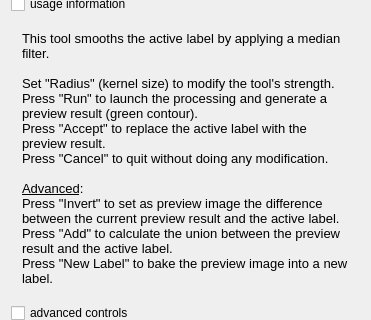
Before: the Qt Designer form Modules/SegmentationUI/Qmitk/QmitkMedianTool3DGUIControls.ui in MITK/MITK, drawn with Qt 5; both pictures show x 0 to 371 and y 98 to 418 of the 371 by 556 pixel window.
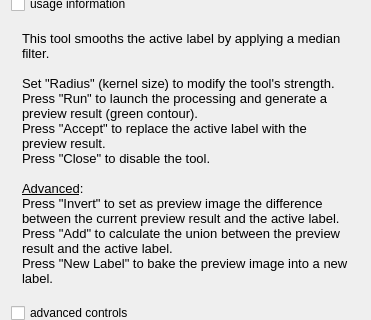
After: the same form once the commit is applied. Icons and pictures are not drawn.

Commit message: enabled the otsu tool for automatic multiple thresholding

Patch:
```diff
--- a/Modules/SegmentationUI/Qmitk/QmitkMedianTool3DGUIControls.ui
+++ b/Modules/SegmentationUI/Qmitk/QmitkMedianTool3DGUIControls.ui
@@ -272,7 +272,7 @@
 &lt;p style=&quot; margin-top:0px; margin-bottom:0px; margin-left:0px; margin-right:0px; -qt-block-indent:0; text-indent:0px;&quot;&gt;&lt;span style=&quot; font-family:'Sans'; font-size:10pt;&quot;&gt;Set &amp;quot;Radius&amp;quot; (kernel size) to modify the tool's strength.&lt;/span&gt;&lt;/p&gt;
 &lt;p style=&quot; margin-top:0px; margin-bottom:0px; margin-left:0px; margin-right:0px; -qt-block-indent:0; text-indent:0px;&quot;&gt;&lt;span style=&quot; font-family:'Sans'; font-size:10pt;&quot;&gt;Press &amp;quot;Run&amp;quot; to launch the processing and generate a preview result (green contour).&lt;/span&gt;&lt;/p&gt;
 &lt;p style=&quot; margin-top:0px; margin-bottom:0px; margin-left:0px; margin-right:0px; -qt-block-indent:0; text-indent:0px;&quot;&gt;&lt;span style=&quot; font-family:'Sans'; font-size:10pt;&quot;&gt;Press &amp;quot;Accept&amp;quot; to replace the active label with the preview result.&lt;/span&gt;&lt;/p&gt;
-&lt;p style=&quot; margin-top:0px; margin-bottom:0px; margin-left:0px; margin-right:0px; -qt-block-indent:0; text-indent:0px;&quot;&gt;&lt;span style=&quot; font-family:'Sans'; font-size:10pt;&quot;&gt;Press &amp;quot;Cancel&amp;quot; to quit without doing any modification.&lt;/span&gt;&lt;/p&gt;
+&lt;p style=&quot; margin-top:0px; margin-bottom:0px; margin-left:0px; margin-right:0px; -qt-block-indent:0; text-indent:0px;&quot;&gt;&lt;span style=&quot; font-family:'Sans'; font-size:10pt;&quot;&gt;Press &amp;quot;Close&amp;quot; to disable the tool.&lt;/span&gt;&lt;/p&gt;
 &lt;p style=&quot;-qt-paragraph-type:empty; margin-top:0px; margin-bottom:0px; margin-left:0px; margin-right:0px; -qt-block-indent:0; text-indent:0px; font-family:'Sans'; font-size:10pt;&quot;&gt;&lt;br /&gt;&lt;/p&gt;
 &lt;p style=&quot; margin-top:0px; margin-bottom:0px; margin-left:0px; margin-right:0px; -qt-block-indent:0; text-indent:0px;&quot;&gt;&lt;span style=&quot; font-family:'Sans'; font-size:10pt; text-decoration: underline;&quot;&gt;Advanced&lt;/span&gt;&lt;span style=&quot; font-family:'Sans'; font-size:10pt;&quot;&gt;:&lt;/span&gt;&lt;/p&gt;
 &lt;p style=&quot; margin-top:0px; margin-bottom:0px; margin-left:0px; margin-right:0px; -qt-block-indent:0; text-indent:0px;&quot;&gt;&lt;span style=&quot; font-family:'Sans'; font-size:10pt;&quot;&gt;Press &amp;quot;Invert&amp;quot; to set as preview image the difference between the current preview result and the active label.&lt;/span&gt;&lt;/p&gt;
```
The commit also changes 21 other files.
